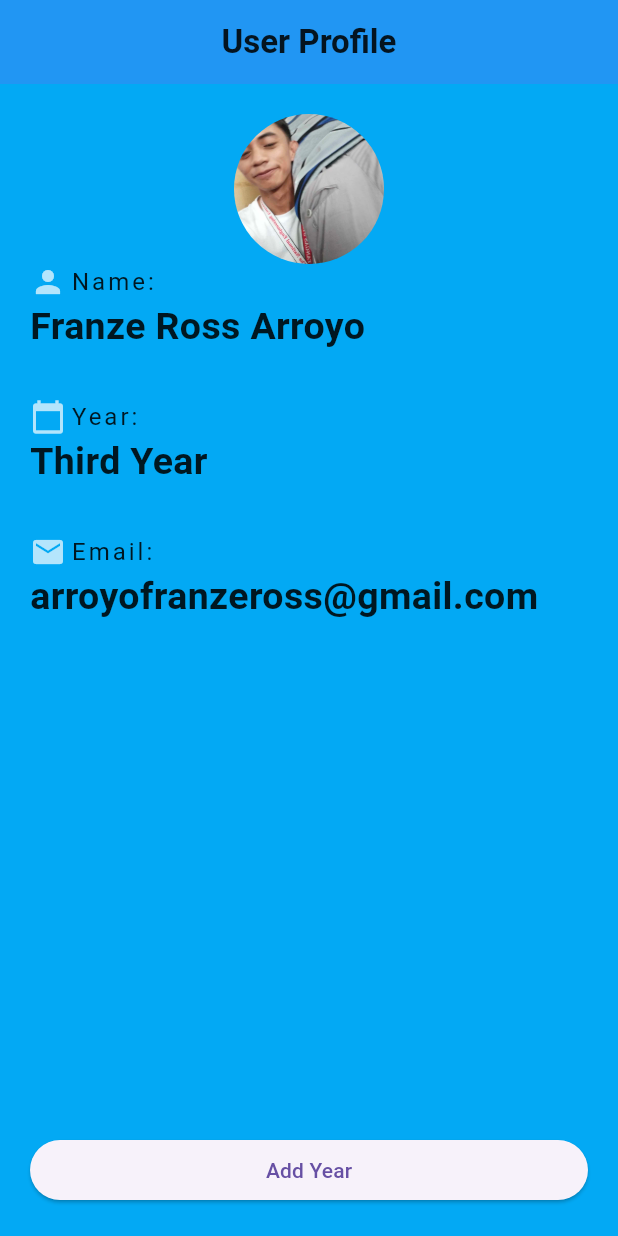
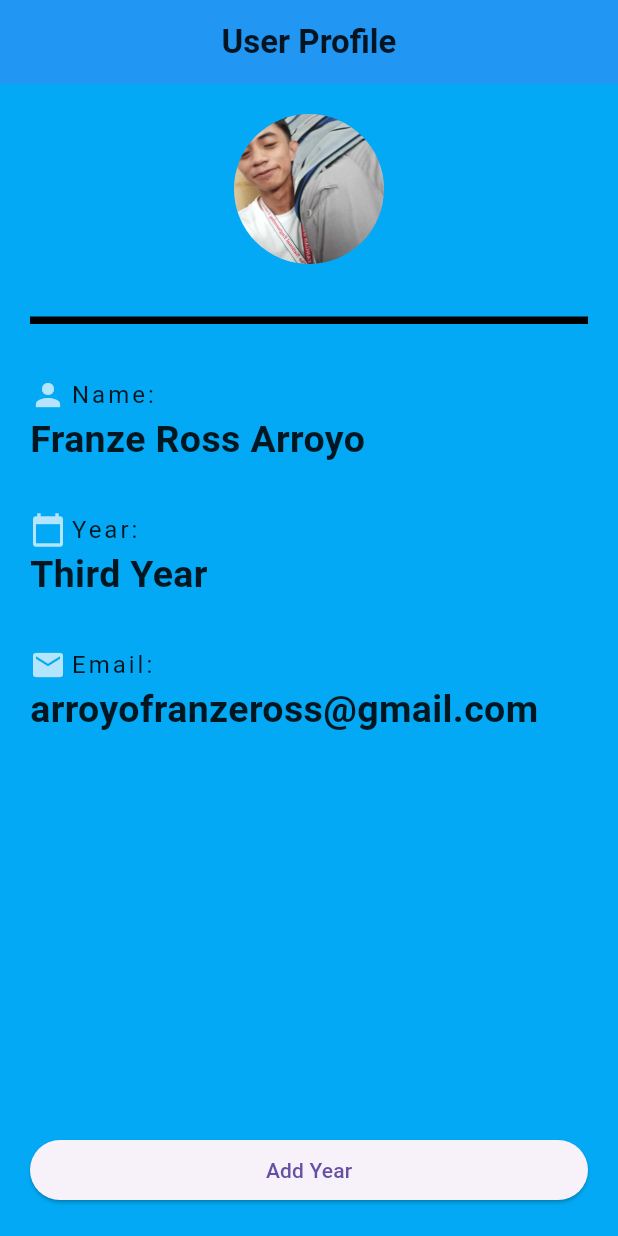
Before and after one commit to Franze18/PVS, a Flutter app: the screen it shows after launch, on a phone screen of 412 x 824 dp. Run offline on Flutter 3.47's test engine with Material 3 defaults, Android fonts, the phone set to English and light mode, and no system bars.

```diff
--- a/lib/home.dart
+++ b/lib/home.dart
@@ -37,6 +37,7 @@ class Home extends StatelessWidget {
                     ),
                   ),
                 ),
+                Divider(height: 75, color: Colors.black, thickness: 5.0,),
                 Row(
                   children: [
                     Icon(Icons.person,
```
